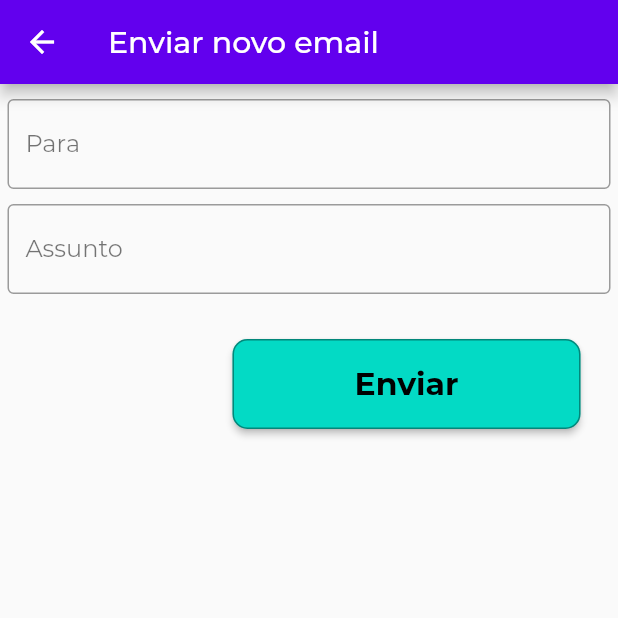
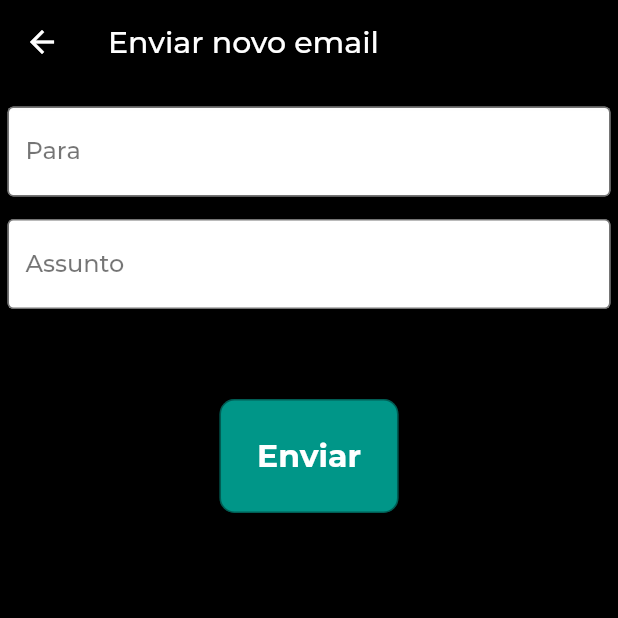
Before and after one commit to wendersonp/emessengerRepo, a Flutter app: the Emails screen opened directly, after a tap on the "add" icon, on a phone screen of 412 x 824 dp, the top half of it. Run offline on Flutter 3.47's test engine with Material 2 defaults, Android fonts, the phone set to English and light mode, and no system bars; accounts and stored records are empty; network calls fail; project files that could hold a hidden picture were left out.

Commit message:
new design, error message signup

```diff
--- a/client/lib/screens/emails.dart
+++ b/client/lib/screens/emails.dart
@@ -52,8 +52,11 @@ class _EmailsState extends State<Emails> {
   @override
   Widget build(BuildContext context) {
     return Scaffold(
+      backgroundColor: Colors.black,
       appBar: AppBar(
-        title: Text("Lista de conversas"),
+        iconTheme: new IconThemeData(color: Colors.white),
+        backgroundColor: Colors.black,
+        title: Text("Lista de conversas", style: TextStyle(color: Colors.white),),
       ),
       body:listEmailUser(),
       drawer: Drawer(
@@ -63,23 +66,25 @@ class _EmailsState extends State<Emails> {
             child: Column(
             children: <Widget>[
               Padding(
-                padding: EdgeInsets.only(top: 40.0),
+                padding: EdgeInsets.only(top: 60.0),
                 child: CircleAvatar(
-                  radius: 40.0,
-                  child: Text(_currentUserState.name..substring(0,1)),
+                  backgroundColor: Colors.teal,
+                  radius: 50.0,
+                  child: Icon(Icons.person)),
                 ),
+
+              Padding(
+                padding: EdgeInsets.only(top: 30.0),
+                child: Text("Olá ${_currentUserState.name}"),
               ),
               Padding(
-                padding: EdgeInsets.only(top: 30.0),
-                child: Text("Olá"),
-              ),
-              Padding(
-                padding: EdgeInsets.only(top: 120.0),
+                padding: EdgeInsets.only(top: 100.0),
                 child: Card(
+                  color: Colors.teal,
                   elevation: 2.0,
                   child: Padding(padding: EdgeInsets.symmetric(horizontal: 110.0), child: ListTile(
                   enabled: true,
-                  title: Text("Sair"),
+                  title: Text("Sair", style: TextStyle(color: Colors.white),),
                   onTap: () {
                     FacadeHttp facade = FacadeHttp.getIntance();
 
@@ -100,6 +105,7 @@ class _EmailsState extends State<Emails> {
         },
         tooltip: "Enviar novo email",
         child: Icon(Icons.add),
+        backgroundColor: Colors.teal,
       ),
     );
   }
@@ -143,13 +149,14 @@ class _EmailsState extends State<Emails> {
           elevation: 2.0,
           child: ListTile(
             //leading: Text(to.substring(0,1)),
-            leading: Text("${sub.substring(0,1)}"),
+            leading: Icon(Icons.people_outline),
             title: Text("$to    $dateHm",
               style: TextStyle(
                 fontWeight: FontWeight.w500,
+                color: Colors.black
                 ),
               ),
-            subtitle: Text("$sub"),
+            subtitle: Text("$sub", style: TextStyle(color: Colors.black),),
             onTap: () {
               Navigator.push(context,
               MaterialPageRoute(
--- a/client/lib/screens/messages.dart
+++ b/client/lib/screens/messages.dart
@@ -119,6 +119,7 @@ class _MessagesState extends State<Messages> {
                 hintText: 'Digite...',
                 suffixIcon: IconButton(
                     icon: Icon(Icons.send),
+                    color: Colors.black,
                     onPressed: () {
 
 
--- a/client/lib/screens/new_email.dart
+++ b/client/lib/screens/new_email.dart
@@ -43,44 +43,53 @@ class _NewEmailState extends State<NewEmail> {
     );
 
     return Scaffold(
+      backgroundColor: Colors.black,
       appBar: AppBar(
+        iconTheme: new IconThemeData(color: Colors.white),
+        backgroundColor: Colors.black,
         automaticallyImplyLeading: true,
-        title: Text("Enviar novo email"),
+        title: Text("Enviar novo email" , style: TextStyle(color: Colors.white),),
       ),
       body: Padding(
         padding: EdgeInsets.all(5.0),
         child:ListView(
         children: <Widget>[
           Padding(
-            padding: EdgeInsets.only(top: 5.0, bottom:5.0),
+            padding: EdgeInsets.only(top: 10.0, bottom:5.0),
             child: TextField(
               textInputAction: TextInputAction.next,
               controller: _toController,
               style: textStyle,
               decoration: InputDecoration(
+                fillColor: Colors.white,
+                filled: true,
                 border: OutlineInputBorder(),
-                labelText: "Para",
+                hintText: "Para",
                 labelStyle: labelStyle,
             ),
            ),
           ),
           Padding(
-            padding: EdgeInsets.only(top: 5.0, bottom:5.0),
+            padding: EdgeInsets.only(top: 10.0, bottom:60.0),
             child: TextField(
               textCapitalization: TextCapitalization.sentences,
               textInputAction: TextInputAction.next,
               controller: _subjectController,
               style: textStyle,
               decoration: InputDecoration(
+                fillColor: Colors.white,
+                filled: true,
                 border: OutlineInputBorder(),
-                labelText: "Assunto",
+                hintText: "Assunto",
                 labelStyle: labelStyle,
             ),
            ),
           ),
-          Padding(
-            padding: EdgeInsets.only(top: 25.0, left: 150.0, right: 20.0),
-            child: ButtonTheme(
+          Center(
+           // padding: EdgeInsets.only(top: 25.0, left: 150.0, right: 20.0),
+            child: ButtonTheme
+            (
+              padding: EdgeInsets.all(25),
               height: 60.0,
               minWidth: 100.0,
               child: RaisedButton(
@@ -101,7 +110,7 @@ class _NewEmailState extends State<NewEmail> {
                   ),
                 child: Text("Enviar",
                   style: TextStyle(
-                    color: Colors.black,
+                    color: Colors.white,
                     fontWeight: FontWeight.bold),
                     textScaleFactor: 1.5,
 
```
Also changed, not shown: client/lib/logic/facade_http.dart (+5 -3 lines), client/lib/main.dart (+7 -5 lines), client/lib/screens/home/login.dart (+14 -3 lines).
